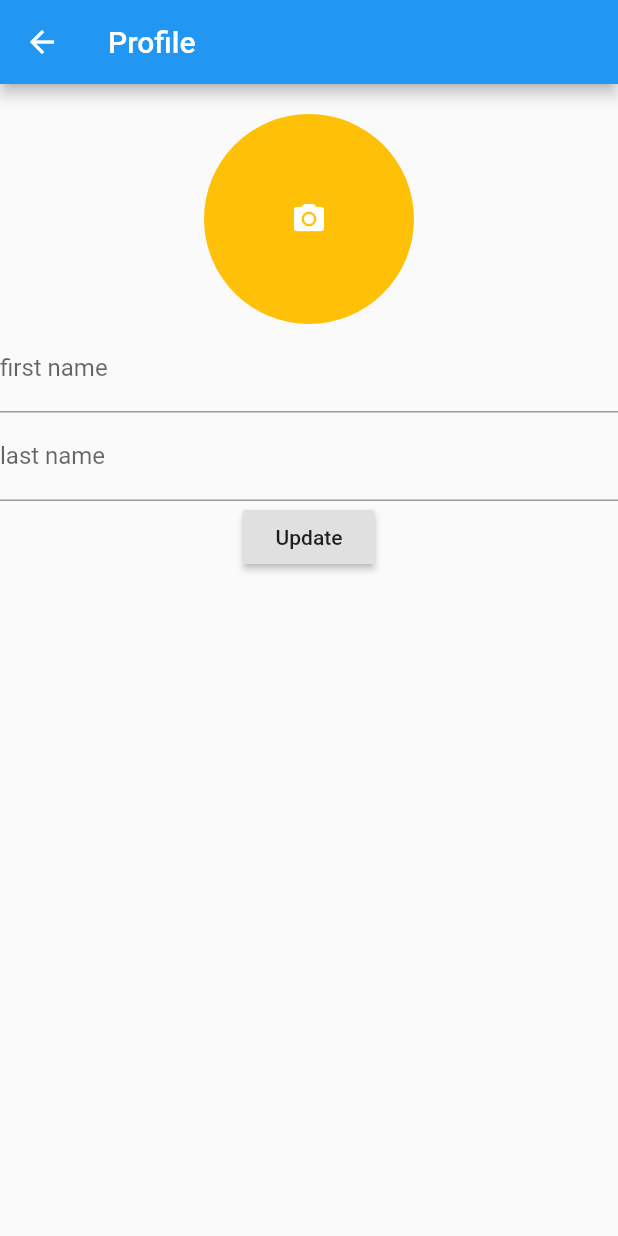
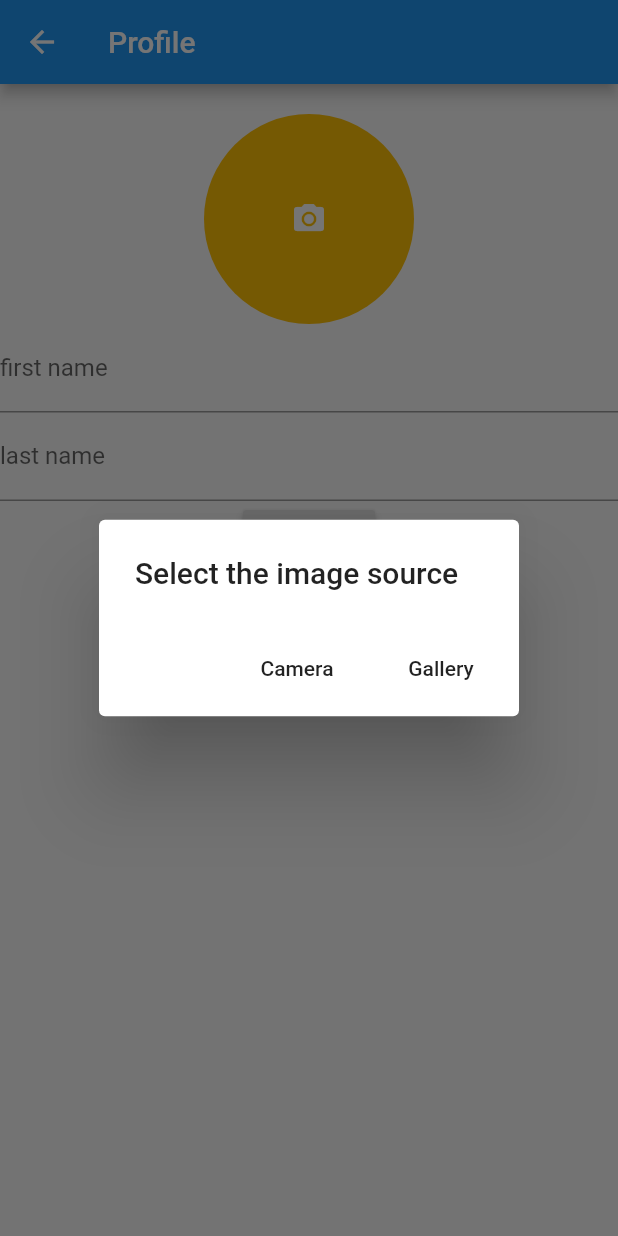
Before and after one commit to litslink/flutter-cognito-auth-blueprint, a Flutter app: the ProfilePage screen opened directly, after a tap on the "camera alt" icon, on a phone screen of 412 x 824 dp. Run offline on Flutter 3.47's test engine with Material 2 defaults, Android fonts, the phone set to English and light mode, and no system bars; our stand-ins replace bloc, equatable, flutter_bloc, image_picker; missing offline and left inert: flutter_cognito_plugin.

Commit message:
checking user status, sign up confirmation, image picker, sign out

```diff
--- a/lib/data/model/user.dart
+++ b/lib/data/model/user.dart
@@ -1,7 +1,8 @@
 class User {
   final String firstName;
   final String lastName;
+  final String email;
   final String picUrl;
 
-  User(this.firstName, this.lastName, this.picUrl);
+  User(this.firstName, this.lastName, this.email, this.picUrl);
 }
--- a/lib/data/repository/user_repository.dart
+++ b/lib/data/repository/user_repository.dart
@@ -1,5 +1,8 @@
+import 'dart:io';
+
 import 'package:flutter/material.dart';
 import 'package:flutter_cognito_plugin/flutter_cognito_plugin.dart';
+import 'package:image_picker/image_picker.dart';
 
 class UserRepository {
   Future<Map<String, String>> getUserInfo() async {
@@ -8,7 +11,10 @@ class UserRepository {
 
   Future<List<UserCodeDeliveryDetails>> updateUserInfo(
       {@required Map<String, String> userAttributes}) async {
-    var res = await Cognito.updateUserAttributes(userAttributes);
-    return res;
+    return await Cognito.updateUserAttributes(userAttributes);
+  }
+
+  Future<File> getImage({@required ImageSource source}) async {
+    return await ImagePicker.pickImage(source: source);
   }
 }
--- a/lib/main.dart
+++ b/lib/main.dart
@@ -4,11 +4,10 @@ import 'package:flutter/material.dart';
 import 'package:flutter_bloc/flutter_bloc.dart';
 import 'package:provider/provider.dart';
 import 'base.dart';
-
+import 'provider.dart';
 import 'sign_in/sign_in_page.dart';
 import 'sign_up/sign_up_page.dart';
 import 'splash/splash_page.dart';
-import 'package:flutterapp/provider.dart';
 
 class SimpleBlocDelegate extends BlocDelegate {
   @override
--- a/lib/profile/profile_bloc.dart
+++ b/lib/profile/profile_bloc.dart
@@ -1,21 +1,45 @@
 import 'package:bloc/bloc.dart';
+import '../data/repository/authentication_repository.dart';
 import '../data/repository/user_repository.dart';
 import 'profile_event.dart';
 import 'profile_state.dart';
 
 class ProfileBloc extends Bloc<ProfileEvent, ProfileState> {
   final UserRepository _userRepository;
+  final AuthenticationRepository _authenticationRepository;
 
-  ProfileBloc(this._userRepository);
+  ProfileBloc(this._userRepository, this._authenticationRepository);
 
   @override
-  ProfileState get initialState => Unedited();
+  ProfileState get initialState => LoadingUser();
 
   @override
   Stream<ProfileState> mapEventToState(ProfileEvent event) async* {
+    if (event is LoadUser) {
+      var attrs = await _userRepository.getUserInfo();
+      if (attrs != null) {
+        yield UserLoaded();
+      }
+    }
+    if (event is PicPressed) {
+      var image = await _userRepository.getImage(source: event.imageSource);
+      if (image != null) {
+        yield PicturePicked(image: image);
+      }
+    }
     if (event is UpdateButtonPressed) {
       yield EditingLoading();
-      await _userRepository.updateUserInfo(userAttributes: null);
+      var attrs = {
+        'name': event.firstName,
+        'family name': event.lastName,
+        'picture': event.picUrl
+      };
+      await _userRepository.updateUserInfo(userAttributes: attrs);
+    }
+
+    if (event is SignOutUser) {
+      await _authenticationRepository.signOut();
+      yield SignedOut();
     }
   }
 }
--- a/lib/profile/profile_event.dart
+++ b/lib/profile/profile_event.dart
@@ -1,4 +1,6 @@
 import 'package:equatable/equatable.dart';
+import 'package:flutter/material.dart';
+import 'package:image_picker/image_picker.dart';
 
 abstract class ProfileEvent extends Equatable {
   const ProfileEvent();
@@ -7,11 +9,19 @@ abstract class ProfileEvent extends Equatable {
   List<Object> get props => null;
 }
 
-class FirstNameChanged extends ProfileEvent {}
+class LoadUser extends ProfileEvent {
+  final String firstName;
+  final String lastName;
+  final String picUrl;
 
-class LastNameChanged extends ProfileEvent {}
+  const LoadUser({this.firstName, this.lastName, this.picUrl});
 
-class PicChanged extends ProfileEvent {}
+  @override
+  List<Object> get props => [firstName, lastName];
+
+  @override
+  String toString() => 'loading user';
+}
 
 class UpdateButtonPressed extends ProfileEvent {
   final String firstName;
@@ -28,9 +38,15 @@ class UpdateButtonPressed extends ProfileEvent {
 }
 
 class PicPressed extends ProfileEvent {
+  final ImageSource imageSource;
+
+  const PicPressed({@required this.imageSource});
+
   @override
-  List<Object> get props => null;
+  List<ImageSource> get props => [imageSource];
 
   @override
   String toString() => 'pic pressed';
 }
+
+class SignOutUser extends ProfileEvent {}
--- a/lib/profile/profile_page.dart
+++ b/lib/profile/profile_page.dart
@@ -1,6 +1,11 @@
 import 'package:flutter/material.dart';
 import 'package:flutter_bloc/flutter_bloc.dart';
+import 'package:image_picker/image_picker.dart';
+import 'package:provider/provider.dart';
+import '../data/repository/authentication_repository.dart';
 import '../data/repository/user_repository.dart';
+import '../sign_in/sign_in_page.dart';
+import '../widgets/loading_indicator.dart';
 import 'profile_bloc.dart';
 import 'profile_event.dart';
 import 'profile_state.dart';
@@ -14,10 +19,15 @@ class _ProfilePageState extends State<ProfilePage> {
   final _firstNameController = TextEditingController();
   final _lastNameController = TextEditingController();
   String _picUrl;
-  final ProfileBloc _profileBloc = ProfileBloc(UserRepository());
+  ProfileBloc _profileBloc;
 
   @override
   Widget build(BuildContext context) {
+    final authenticationRepository =
+        Provider.of<AuthenticationRepository>(context);
+    final userRepository = Provider.of<UserRepository>(context);
+    _profileBloc = ProfileBloc(userRepository, authenticationRepository)
+      ..add(LoadUser());
     _onUpdateButtonPressed() {
       _profileBloc.add(
         UpdateButtonPressed(
@@ -27,10 +37,8 @@ class _ProfilePageState extends State<ProfilePage> {
       );
     }
 
-    _onPicPressed() {
-      _profileBloc.add(
-        PicPressed(),
-      );
+    _onSignOutPressed() {
+      _profileBloc.add(SignOutUser());
     }
 
     return BlocListener<ProfileBloc, ProfileState>(
@@ -44,6 +52,9 @@ class _ProfilePageState extends State<ProfilePage> {
             ),
           );
         }
+        if (state is SignedOut) {
+          Navigator.pushReplacementNamed(context, SignInPage.route);
+        }
       },
       child: BlocBuilder<ProfileBloc, ProfileState>(
         bloc: _profileBloc,
@@ -56,7 +67,7 @@ class _ProfilePageState extends State<ProfilePage> {
                 children: <Widget>[
                   Center(
                       child: InkWell(
-                    onTap: _onPicPressed,
+                    onTap: _buildImagePickerDialog,
                     child: Container(
                       margin: EdgeInsets.only(top: 20.0),
                       width: 140.0,
@@ -64,10 +75,15 @@ class _ProfilePageState extends State<ProfilePage> {
                       child: CircleAvatar(
                           backgroundColor: Colors.amber,
                           radius: 25.0,
-                          child: Icon(
-                            Icons.camera_alt,
-                            color: Colors.white,
-                          )),
+                          backgroundImage: state is PicturePicked
+                              ? FileImage(state.image)
+                              : null,
+                          child: state is! PicturePicked
+                              ? Icon(
+                                  Icons.camera_alt,
+                                  color: Colors.white,
+                                )
+                              : null),
                     ),
                   )),
                   Form(
@@ -80,17 +96,18 @@ class _ProfilePageState extends State<ProfilePage> {
                         TextFormField(
                           decoration: InputDecoration(labelText: 'last name'),
                           controller: _lastNameController,
-                          obscureText: true,
                         ),
                         RaisedButton(
-                          onPressed: () => state is! EditingLoading
-                              ? _onUpdateButtonPressed()
-                              : null,
+                          onPressed: _onUpdateButtonPressed,
                           child: Text('Update'),
+                        ),
+                        RaisedButton(
+                          onPressed: _onSignOutPressed,
+                          child: Text('Sign out'),
                         ),
                         Container(
                           child: state is EditingLoading
-                              ? CircularProgressIndicator()
+                              ? LoadingIndicator()
                               : null,
                         ),
                       ],
@@ -102,4 +119,29 @@ class _ProfilePageState extends State<ProfilePage> {
       ),
     );
   }
+
+  void _onPicPressed(ImageSource imageSource) {
+    Navigator.pop(context);
+    _profileBloc.add(
+      PicPressed(imageSource: imageSource),
+    );
+  }
+
+  Future<void> _buildImagePickerDialog() async {
+    await showDialog<ImageSource>(
+        context: context,
+        builder: (context) => AlertDialog(
+              title: Text("Select the image source"),
+              actions: <Widget>[
+                MaterialButton(
+                  child: Text("Camera"),
+                  onPressed: () => _onPicPressed(ImageSource.camera),
+                ),
+                MaterialButton(
+                  child: Text("Gallery"),
+                  onPressed: () => _onPicPressed(ImageSource.gallery),
+                )
+              ],
+            ));
+  }
 }
--- a/lib/profile/profile_state.dart
+++ b/lib/profile/profile_state.dart
@@ -1,14 +1,42 @@
+import 'dart:io';
+
 import 'package:equatable/equatable.dart';
+import 'package:flutter/material.dart';
 
 abstract class ProfileState extends Equatable {
+  const ProfileState();
+
   @override
   List<Object> get props => null;
 }
 
-class Unedited extends ProfileState {}
+class UserLoaded extends ProfileState {}
+
+class LoadingUser extends ProfileState {}
 
 class Edited extends ProfileState {}
 
-class EditingFailure extends ProfileState {}
+class PicturePicked extends ProfileState {
+  final File image;
+
+  const PicturePicked({@required this.image});
+
+  @override
+  List<File> get props => [image];
+}
+
+class EditingFailure extends ProfileState {
+  final String error;
+
+  const EditingFailure({this.error});
+
+  @override
+  List<Object> get props => [error];
+
+  @override
+  String toString() => 'EditingFailure { error: $error }';
+}
 
 class EditingLoading extends ProfileState {}
+
+class SignedOut extends ProfileState {}
--- a/lib/provider.dart
+++ b/lib/provider.dart
@@ -1,8 +1,10 @@
 import 'package:provider/provider.dart';
 import 'package:provider/single_child_widget.dart';
 import 'data/repository/authentication_repository.dart';
+import 'data/repository/user_repository.dart';
 
 final List<SingleChildWidget> providers = [
   Provider<AuthenticationRepository>(
-      create: (context) => AuthenticationRepository())
+      create: (context) => AuthenticationRepository()),
+  Provider<UserRepository>(create: (context) => UserRepository())
 ];
--- a/lib/sign_in/sign_in_bloc.dart
+++ b/lib/sign_in/sign_in_bloc.dart
@@ -26,7 +26,7 @@ class SignInBloc extends Bloc<SignInEvent, LoginState> {
         yield SignInFailure(error: error.toString());
       }
 
-      if (user != null && user.signInState == "SignInState.DONE") {
+      if (user != null && user.signInState.toString() == "SignInState.DONE") {
         yield SignInSuccess();
       } else {
         yield SignInFailure();
--- a/lib/sign_up/sign_up_state.dart
+++ b/lib/sign_up/sign_up_state.dart
@@ -25,4 +25,6 @@ class SignUpFailure extends SignUpState {
 
 class SignUpSuccess extends SignUpState {}
 
+class SignUpConfirmation extends SignUpState {}
+
 class SignUpMovingToSignIn extends SignUpState {}
--- a/pubspec.yaml
+++ b/pubspec.yaml
@@ -22,6 +22,7 @@ dependencies:
   bloc: ^3.0.0
   flutter_bloc: ^3.2.0
   provider: ^4.0.4
+  image_picker: ^0.6.3+4
   flutter:
     sdk: flutter
 
```
Also changed, not shown: lib/data/repository/authentication_repository.dart (+12 -6 lines), lib/sign_up/sign_up_bloc.dart (+21 -5 lines), lib/sign_up/sign_up_event.dart (+13 -1 lines), lib/sign_up/sign_up_form.dart (+37 -3 lines), lib/splash/splash_bloc.dart (+6 -1 lines), pubspec.lock, 1 other file.
